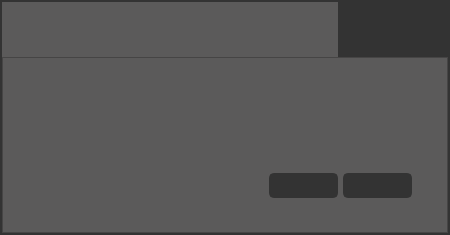
lucasspeixoto/dentalar_bots, file ui_dialog.ui: the form before one commit.
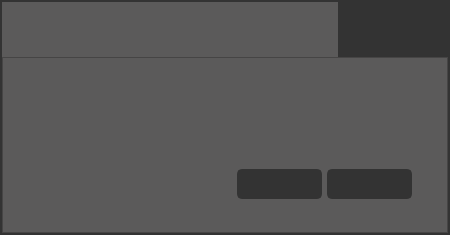
The form after the commit. Icons and pictures are not drawn.

Diff of the .ui file:
```diff
--- a/ui_dialog.ui
+++ b/ui_dialog.ui
@@ -259,14 +259,14 @@
           <widget class="QPushButton" name="bn_east">
            <property name="minimumSize">
             <size>
-             <width>69</width>
-             <height>25</height>
+             <width>85</width>
+             <height>30</height>
             </size>
            </property>
            <property name="maximumSize">
             <size>
-             <width>69</width>
-             <height>25</height>
+             <width>85</width>
+             <height>30</height>
             </size>
            </property>
            <property name="font">
@@ -322,14 +322,14 @@
           <widget class="QPushButton" name="bn_west">
            <property name="minimumSize">
             <size>
-             <width>69</width>
-             <height>25</height>
+             <width>85</width>
+             <height>30</height>
             </size>
            </property>
            <property name="maximumSize">
             <size>
-             <width>69</width>
-             <height>25</height>
+             <width>85</width>
+             <height>30</height>
             </size>
            </property>
            <property name="font">
```
